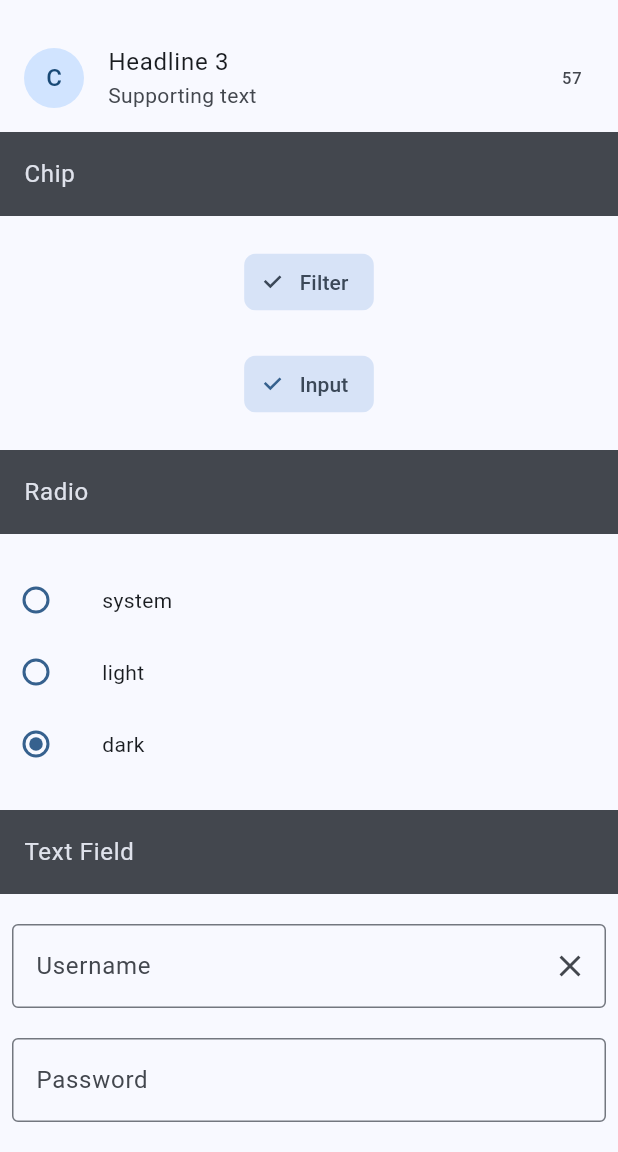
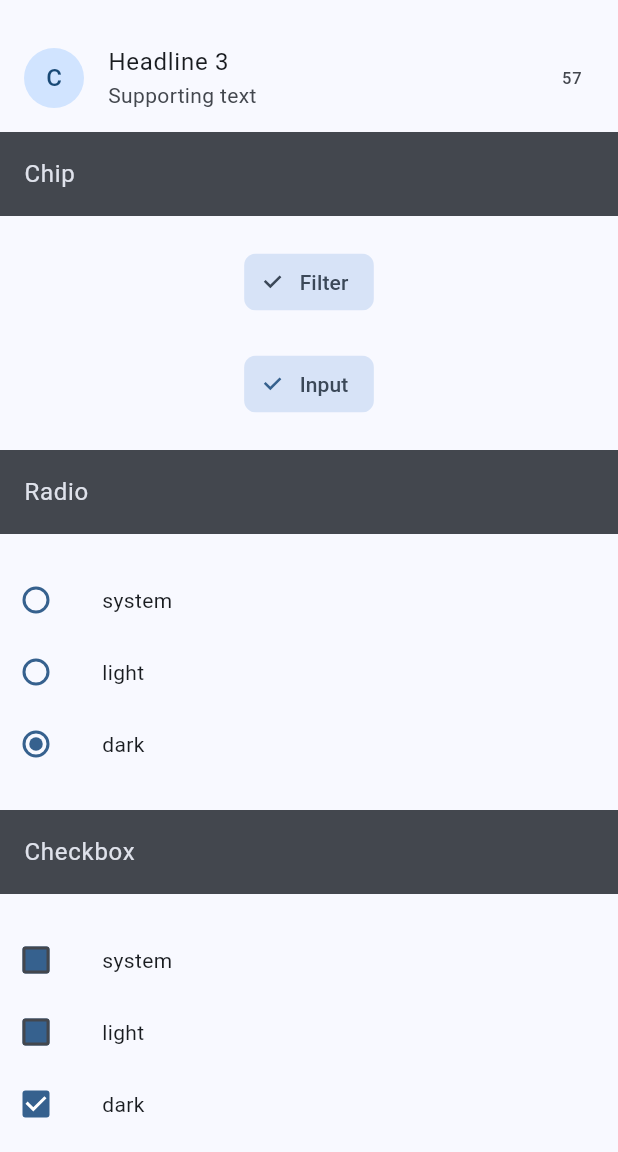
Before and after one commit to team-musashi/stamp-rally, a Flutter app: the ComponentGalleryPage screen opened directly, scrolled down 1972 dp, on a phone screen of 412 x 824 dp, the part 84-1236 px from its top. Run offline on Flutter 3.47's test engine with Material 2 defaults, Android fonts, the phone set to English and light mode, and no system bars; our stand-ins replace cloud_firestore, firebase_auth, firebase_core, flutter_riverpod, freezed_annotation, gap and 2 more; missing offline and left inert: roggle; accounts and stored records are empty.

Commit message:
🚀 feat:  Checkboxを追加
#56

```diff
--- /dev/null
+++ b/lib/presentation/page/debug/component_gallery/component/checkbox.dart
@@ -0,0 +1,68 @@
+import 'package:flutter/material.dart';
+import 'package:gap/gap.dart';
+
+import 'common.dart';
+
+class CheckboxSection extends StatelessWidget {
+  const CheckboxSection({super.key});
+
+  @override
+  Widget build(BuildContext context) {
+    return Column(
+      children: [
+        const SectionHeader(title: 'Checkbox'),
+        const Gap(20),
+        ...ThemeMode.values.map(
+          (themeMode) => _ThemeModeCheckbox(
+            themeMode: themeMode,
+            checked: themeMode == ThemeMode.dark,
+          ),
+        ),
+        const Gap(20),
+      ],
+    );
+  }
+}
+
+class _ThemeModeCheckbox extends StatefulWidget {
+  const _ThemeModeCheckbox({
+    required this.themeMode,
+    this.checked = false,
+  });
+
+  final ThemeMode themeMode;
+  final bool checked;
+
+  @override
+  State<_ThemeModeCheckbox> createState() => _ThemeModeCheckboxState();
+}
+
+class _ThemeModeCheckboxState extends State<_ThemeModeCheckbox> {
+  late bool checked;
+
+  @override
+  void initState() {
+    super.initState();
+    checked = widget.checked;
+  }
+
+  @override
+  Widget build(BuildContext context) {
+    return Row(
+      children: [
+        Checkbox(
+          value: checked,
+          onChanged: (value) {
+            if (value != null) {
+              setState(() {
+                checked = value;
+              });
+            }
+          },
+        ),
+        const Gap(contentPadding),
+        Text(widget.themeMode.name),
+      ],
+    );
+  }
+}
--- a/lib/presentation/page/debug/component_gallery/component_gallery_page.dart
+++ b/lib/presentation/page/debug/component_gallery/component_gallery_page.dart
@@ -4,6 +4,7 @@ import '../../../router.dart';
 import 'component/bottom_sheet.dart';
 import 'component/button.dart';
 import 'component/card.dart';
+import 'component/checkbox.dart';
 import 'component/chip.dart';
 import 'component/dialog.dart';
 import 'component/list.dart';
@@ -44,6 +45,7 @@ class _Body extends StatelessWidget {
           ListSection(),
           ChipSection(),
           RadioSection(),
+          CheckboxSection(),
           TextFieldSection(),
         ],
       ),
--- a/lib/presentation/theme.dart
+++ b/lib/presentation/theme.dart
@@ -24,6 +24,9 @@ final themeProvider = Provider(
       radioTheme: RadioThemeData(
         fillColor: MaterialStateProperty.all<Color>(colorScheme.primary),
       ),
+      checkboxTheme: CheckboxThemeData(
+        fillColor: MaterialStateProperty.all<Color>(colorScheme.primary),
+      ),
     );
   },
 );
```
